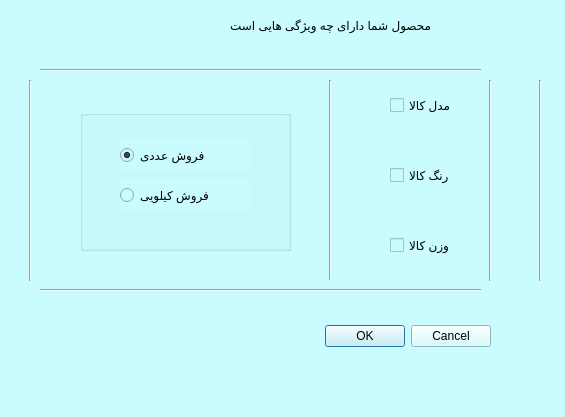
AP-projects-4001/metagoofill, file Project_Ap/dialog_options.ui: the form before one commit.
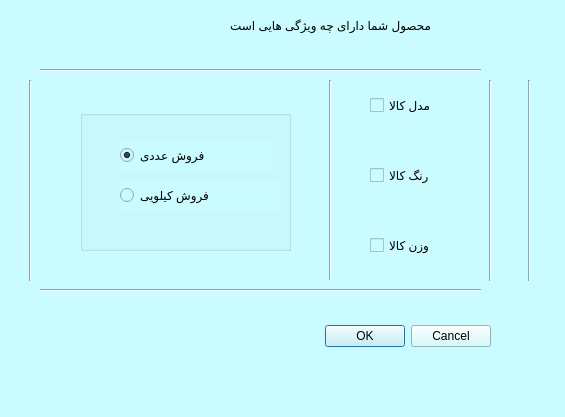
The form after the commit.

```diff
--- a/Project_Ap/dialog_options.ui
+++ b/Project_Ap/dialog_options.ui
@@ -35,9 +35,9 @@
   <widget class="Line" name="line_5">
    <property name="geometry">
     <rect>
-     <x>530</x>
+     <x>509</x>
      <y>80</y>
-     <width>20</width>
+     <width>41</width>
      <height>201</height>
     </rect>
    </property>
@@ -131,7 +131,7 @@
      <rect>
       <x>40</x>
       <y>70</y>
-      <width>131</width>
+      <width>161</width>
       <height>31</height>
      </rect>
     </property>
@@ -150,7 +150,7 @@
      <rect>
       <x>40</x>
       <y>30</y>
-      <width>131</width>
+      <width>151</width>
       <height>31</height>
      </rect>
     </property>
@@ -168,9 +168,9 @@
   <widget class="QCheckBox" name="checkBox_weight">
    <property name="geometry">
     <rect>
-     <x>390</x>
+     <x>370</x>
      <y>230</y>
-     <width>91</width>
+     <width>101</width>
      <height>31</height>
     </rect>
    </property>
@@ -185,9 +185,9 @@
   <widget class="QCheckBox" name="checkBox_color">
    <property name="geometry">
     <rect>
-     <x>390</x>
+     <x>370</x>
      <y>160</y>
-     <width>91</width>
+     <width>101</width>
      <height>31</height>
     </rect>
    </property>
@@ -215,9 +215,9 @@
   <widget class="QCheckBox" name="checkBox_berand">
    <property name="geometry">
     <rect>
-     <x>390</x>
+     <x>370</x>
      <y>90</y>
-     <width>91</width>
+     <width>111</width>
      <height>31</height>
     </rect>
    </property>
```
Left out of the diff: 12 changed lines with no effect on the pictures.
